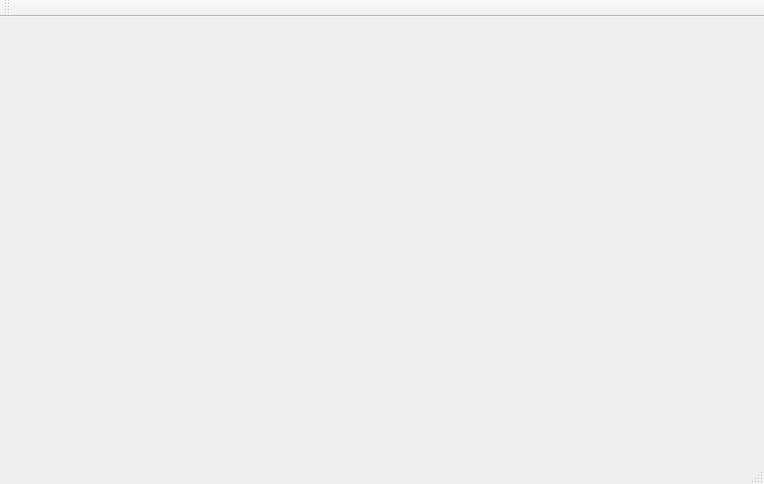
The window that mainwindow.ui (stoic1979/QtSysMonitor) describes before a commit, drawn with Qt 5.
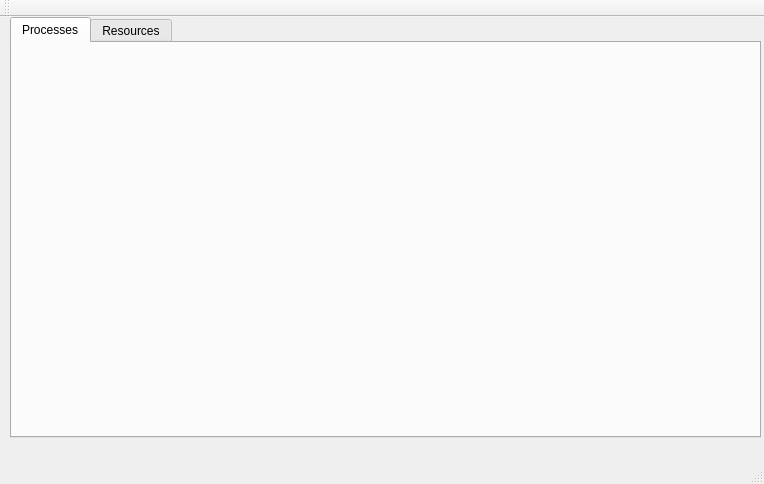
The same window after the commit.

Commit message: introducing tabbed widgets on main window

The edit to the form file:
```diff
--- a/mainwindow.ui
+++ b/mainwindow.ui
@@ -13,7 +13,34 @@
   <property name="windowTitle">
    <string>MainWindow</string>
   </property>
-  <widget class="QWidget" name="centralWidget"/>
+  <widget class="QWidget" name="centralWidget">
+   <widget class="QTabWidget" name="tabWidget">
+    <property name="geometry">
+     <rect>
+      <x>10</x>
+      <y>0</y>
+      <width>751</width>
+      <height>421</height>
+     </rect>
+    </property>
+    <property name="currentIndex">
+     <number>0</number>
+    </property>
+    <widget class="QWidget" name="tabProcesses">
+     <attribute name="title">
+      <string>Processes</string>
+     </attribute>
+     <attribute name="toolTip">
+      <string>Show list of all running processes etc.</string>
+     </attribute>
+    </widget>
+    <widget class="QWidget" name="tabResources">
+     <attribute name="title">
+      <string>Resources</string>
+     </attribute>
+    </widget>
+   </widget>
+  </widget>
   <widget class="QMenuBar" name="menuBar">
    <property name="geometry">
     <rect>
```
Left out of the diff: 2 changed lines with no effect on the pictures.
